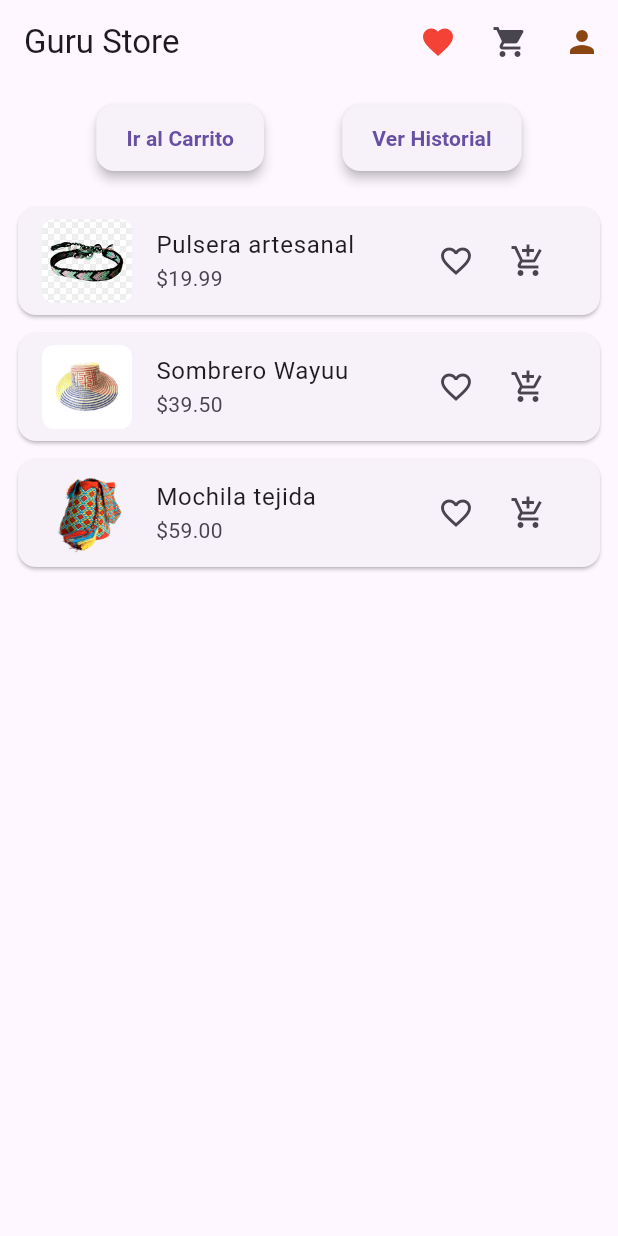
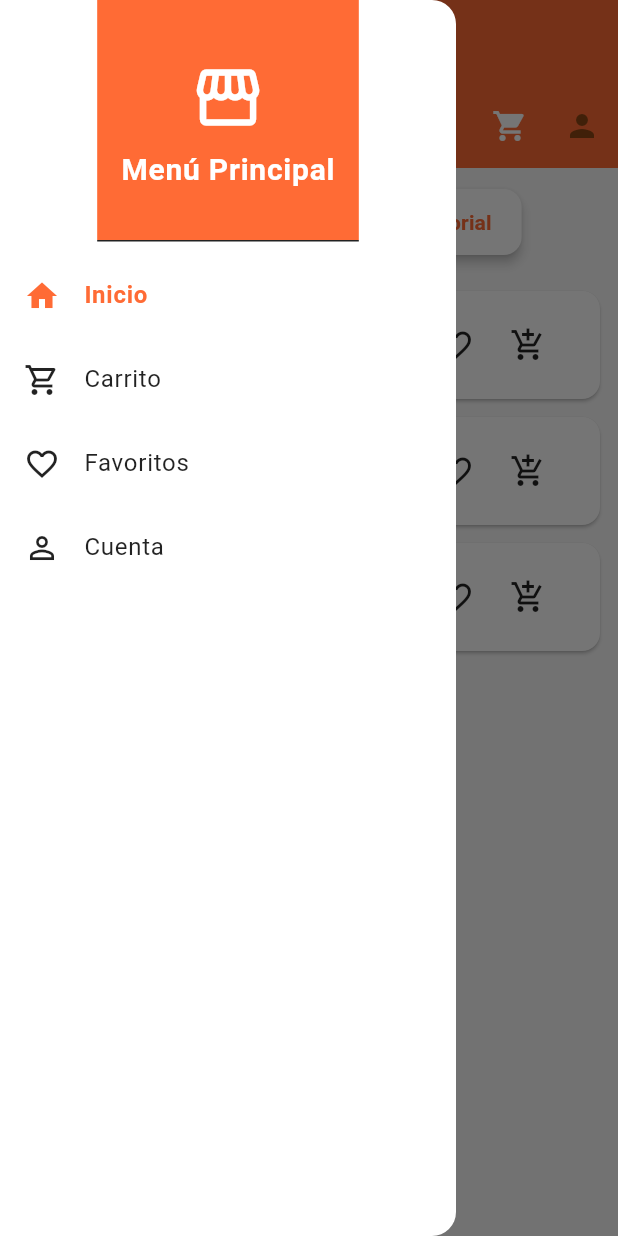
Before and after one commit to gato200308/guru-flutter, a Flutter app: the screen it shows after launch, with the side drawer open (before the commit the screen has no drawer), on a phone screen of 412 x 824 dp. Run offline on Flutter 3.47's test engine with Material 3 defaults, Android fonts, the phone set to English and light mode, and no system bars; our stand-ins replace image_picker, intl_phone_number_input, shared_preferences.

Commit message:
comit 17/09/2025

```diff
--- a/lib/main.dart
+++ b/lib/main.dart
@@ -1,10 +1,9 @@
 import 'package:flutter/material.dart';
-import 'screens/login.dart';
+import 'screens/home_screen.dart';
+import 'screens/cart_screen.dart';
+import 'screens/favorite_screen.dart';
 import 'screens/account_screen.dart';
 import 'services/session_service.dart';
-import 'screens/home_screen.dart';
-import 'screens/subir_producto_screen.dart';
-import 'screens/editar_productos_screen.dart';
 
 void main() {
   runApp(const MyApp());
@@ -17,14 +16,150 @@ class MyApp extends StatelessWidget {
   Widget build(BuildContext context) {
     return MaterialApp(
       title: 'Guru App',
-      home: const HomeScreen(),
       debugShowCheckedModeBanner: false,
-      routes: {
-        '/login': (context) => const LoginScreen(),
-        '/subir_producto': (context) => SubirProductoScreen(vendedorId: 1),
-        '/editar_productos': (context) => EditarProductosScreen(vendedorId: 1),
-        // ...otras rutas...
-      },
+      theme: ThemeData(
+        useMaterial3: true,
+        colorScheme: ColorScheme(
+          brightness: Brightness.light,
+          primary: const Color(0xFFFF6B35),
+          onPrimary: Colors.white,
+          secondary: const Color(0xFF2D3142),
+          onSecondary: Colors.white,
+          error: Colors.red.shade400,
+          onError: Colors.white,
+          background: const Color(0xFFF9F9F9),
+          onBackground: Colors.black87,
+          surface: Colors.white,
+          onSurface: Colors.black87,
+        ),
+        scaffoldBackgroundColor: const Color(0xFFF9F9F9),
+        appBarTheme: const AppBarTheme(
+          backgroundColor: Color(0xFFFF6B35),
+          elevation: 2,
+          centerTitle: true,
+          titleTextStyle: TextStyle(
+            fontSize: 20,
+            fontWeight: FontWeight.bold,
+            color: Colors.white,
+          ),
+          iconTheme: IconThemeData(color: Colors.white),
+        ),
+      ),
+      home: const MainScreen(),
     );
   }
 }
+
+class MainScreen extends StatefulWidget {
+  const MainScreen({super.key});
+
+  @override
+  State<MainScreen> createState() => _MainScreenState();
+}
+
+class _MainScreenState extends State<MainScreen> {
+  int _selectedIndex = 0;
+  final session = SessionService();
+
+  @override
+  Widget build(BuildContext context) {
+    final List<Widget> screens = [
+      const HomeScreen(),
+      const CartScreen(),
+      const FavoriteScreen()
+
+      ];
+
+    return Scaffold(
+      appBar: AppBar(
+        title: const Text('Artesanías Guru'),
+      ),
+      drawer: Drawer(
+        child: SafeArea(
+          child: SingleChildScrollView(
+            child: Column(
+              children: [
+                DrawerHeader(
+                  decoration: const BoxDecoration(
+                    color: Color(0xFFFF6B35),
+                  ),
+                  child: Column(
+                    mainAxisAlignment: MainAxisAlignment.center,
+                    children: const [
+                      Icon(Icons.storefront, color: Colors.white, size: 50),
+                      SizedBox(height: 8),
+                      Text(
+                        'Menú Principal',
+                        style: TextStyle(
+                          color: Colors.white,
+                          fontSize: 20,
+                          fontWeight: FontWeight.bold,
+                        ),
+                      )
+                    ],
+                  ),
+                ),
+                _drawerItem(
+                  icon: Icons.home,
+                  text: 'Inicio',
+                  selected: _selectedIndex == 0,
+                  onTap: () => _onItemTapped(0),
+                ),
+                _drawerItem(
+                  icon: Icons.shopping_cart_outlined,
+                  text: 'Carrito',
+                  selected: _selectedIndex == 1,
+                  onTap: () => _onItemTapped(1),
+                ),
+                _drawerItem(
+                  icon: Icons.favorite_border,
+                  text: 'Favoritos',
+                  selected: _selectedIndex == 2,
+                  onTap: () => _onItemTapped(2),
+                ),
+                _drawerItem(
+                  icon: Icons.person_outline,
+                  text: 'Cuenta',
+                  selected: _selectedIndex == 3,
+                  onTap: () => _onItemTapped(3),
+                ),
+              ],
+            ),
+          ),
+        ),
+      ),
+      body: AnimatedSwitcher(
+        duration: const Duration(milliseconds: 300),
+        child: screens[_selectedIndex],
+      ),
+    );
+  }
+
+  void _onItemTapped(int index) {
+    setState(() {
+      _selectedIndex = index;
+      Navigator.pop(context); // Cierra el Drawer
+    });
+  }
+
+  Widget _drawerItem({
+    required IconData icon,
+    required String text,
+    required bool selected,
+    required VoidCallback onTap,
+  }) {
+    return ListTile(
+      leading: Icon(icon,
+          color: selected ? const Color(0xFFFF6B35) : Colors.black87),
+      title: Text(
+        text,
+        style: TextStyle(
+          fontWeight: selected ? FontWeight.bold : FontWeight.normal,
+          color: selected ? const Color(0xFFFF6B35) : Colors.black87,
+        ),
+      ),
+      selected: selected,
+      onTap: onTap,
+    );
+  }
+}
```
